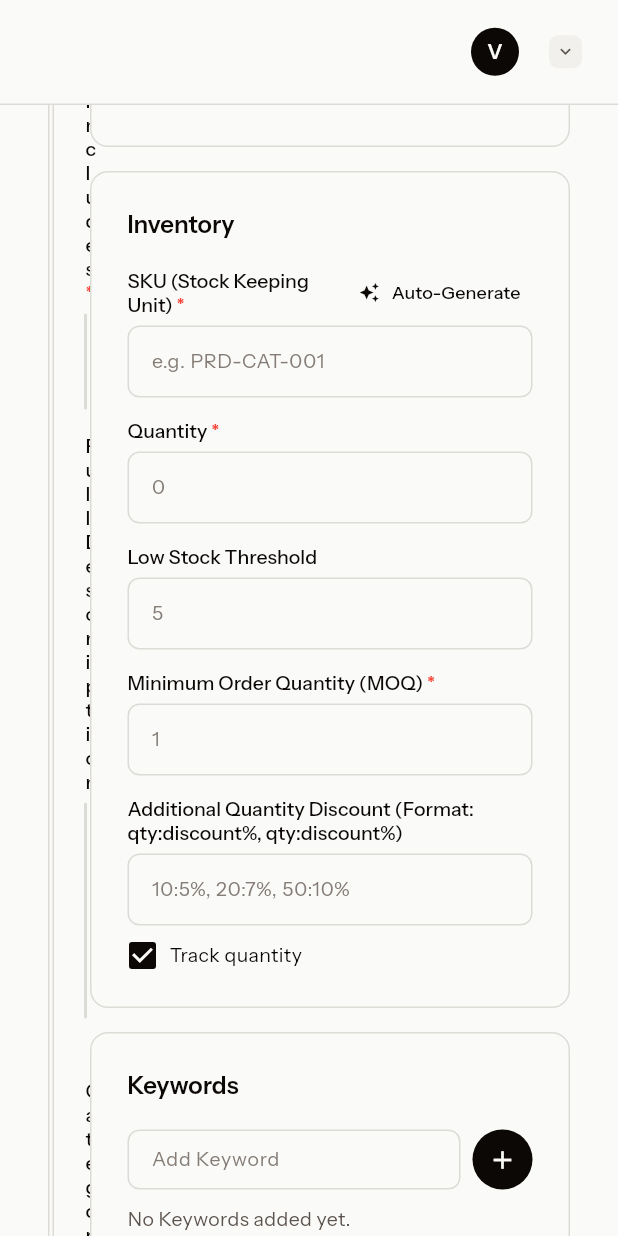
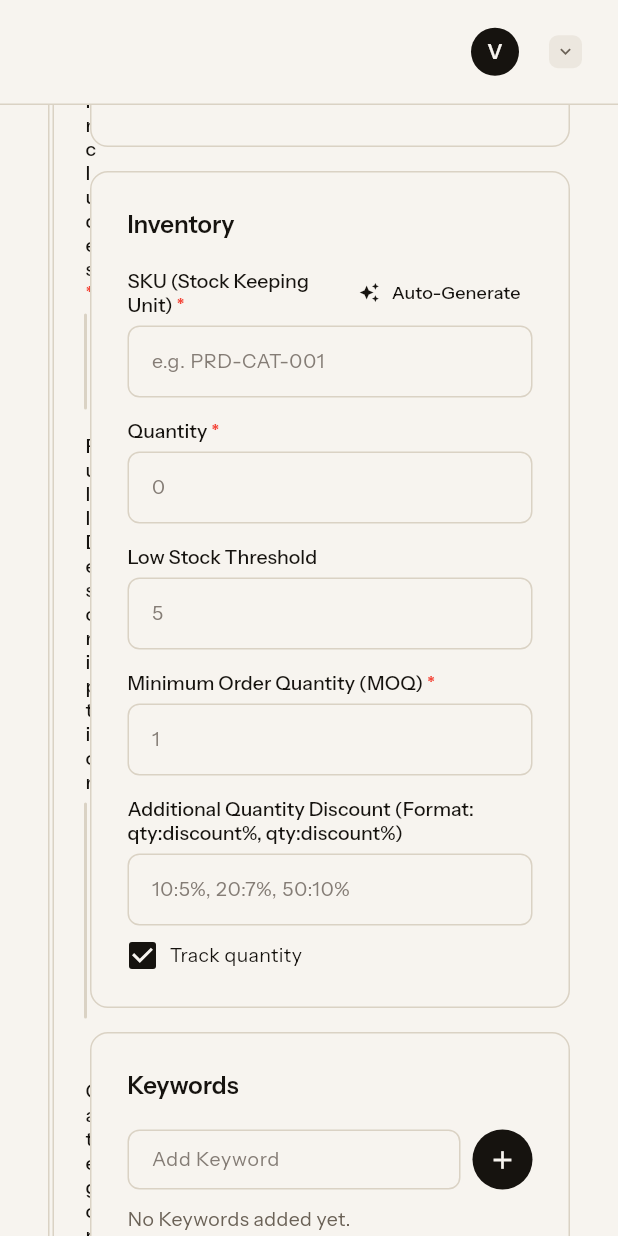
Before and after one commit to asauvia/curato, a Flutter app: the AddProductPage screen opened by its route, scrolled down 576 dp, on a phone screen of 412 x 824 dp. Run offline on Flutter 3.47's test engine with Material 3 defaults, Android fonts, the phone set to English and light mode, and no system bars; our stand-ins replace carousel_slider, dio, file_picker, firebase_auth, firebase_core, fl_chart and 12 more; missing offline and left inert: dart:html, dart:js_interop, dart:ui_web, payu_checkoutpro_flutter; accounts and stored records are empty; network calls fail.

Commit message:
feat(vendor): adopt modern-luxury-showroom tokens and Fraunces display type
Co-Authored-By: Claude Haiku 5.5 <noreply@anthropic.com>

```diff
--- a/curato-vendor/lib/core/constants/app_colors.dart
+++ b/curato-vendor/lib/core/constants/app_colors.dart
@@ -2,24 +2,26 @@ import 'package:flutter/material.dart';
 
 class AppColors {
   // Brand Colors (warm monochrome palette from the Web site)
-  static const Color primary = Color(0xFF0C0806); // foreground ink, primary button fill
-  static const Color secondary = Color(0xFF5C534D); // muted-foreground
+  static const Color primary = Color(0xFF16130F); // foreground ink, primary button fill
+  static const Color secondary = Color(0xFF6B6257); // muted-foreground
 
   // Neutral Colors
-  static const Color background = Color(0xFFFAFAF9); // warm paper page background
-  static const Color surface = Color(0xFFFAFAF9); // cards sit on paper, separated by hairlines
-  static const Color muted = Color(0xFFF1F0ED); // raised panels
-  static const Color border = Color(0xFFDCDBD6); // 1px hairlines
-  static const Color error = Color(0xFFEF4444);
+  static const Color background = Color(0xFFF7F4EF); // warm paper page background
+  static const Color surface = Color(0xFFF7F4EF); // cards sit on paper, separated by hairlines
+  static const Color muted = Color(0xFFECE7DF); // raised panels
+  static const Color border = Color(0xFFDAD2C4); // 1px hairlines
+  static const Color error = Color(0xFFA23B2E); // oxide, replaces the unrelated Material red
 
   // Text Colors
-  static const Color textPrimary = Color(0xFF0C0806);
-  static const Color textSecondary = Color(0xFF5C534D);
+  static const Color textPrimary = Color(0xFF16130F);
+  static const Color textSecondary = Color(0xFF6B6257);
   static const Color textLight = Color(0xFF857D76);
 
   // Status Colors
-  static const Color signal = Color(0xFF2C965D); // live/status indicator and success accents
+  static const Color signal = Color(0xFF4A6B4D); // live/status indicator and success accents
   static const Color success = signal;
+  static const Color brass = Color(0xFFA6823E); // brass accent
+  static const Color oxide = Color(0xFFA23B2E); // oxide accent
   static const Color warning = Color(0xFFF59E0B);
   static const Color info = Color(0xFF3B82F6);
 
--- a/curato-vendor/lib/core/theme/app_theme.dart
+++ b/curato-vendor/lib/core/theme/app_theme.dart
@@ -24,17 +24,17 @@ class AppTheme {
       ),
       scaffoldBackgroundColor: AppColors.background,
       textTheme: GoogleFonts.instrumentSansTextTheme().copyWith(
-        displayLarge: GoogleFonts.instrumentSans(
+        displayLarge: GoogleFonts.fraunces(
           color: AppColors.textPrimary,
           fontWeight: FontWeight.w400,
           letterSpacing: -1.5,
         ),
-        displayMedium: GoogleFonts.instrumentSans(
+        displayMedium: GoogleFonts.fraunces(
           color: AppColors.textPrimary,
           fontWeight: FontWeight.w400,
           letterSpacing: -1.0,
         ),
-        displaySmall: GoogleFonts.instrumentSans(
+        displaySmall: GoogleFonts.fraunces(
           color: AppColors.textPrimary,
           fontWeight: FontWeight.w400,
           letterSpacing: -0.5,
```
Also changed, not shown: 1 other file.
